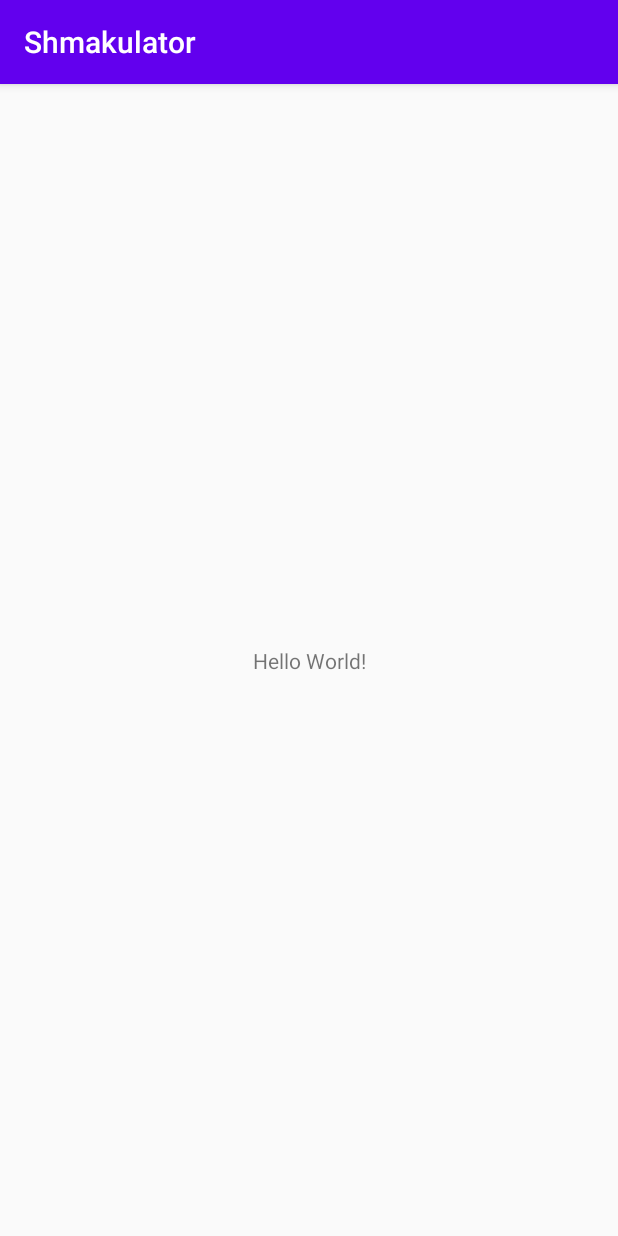
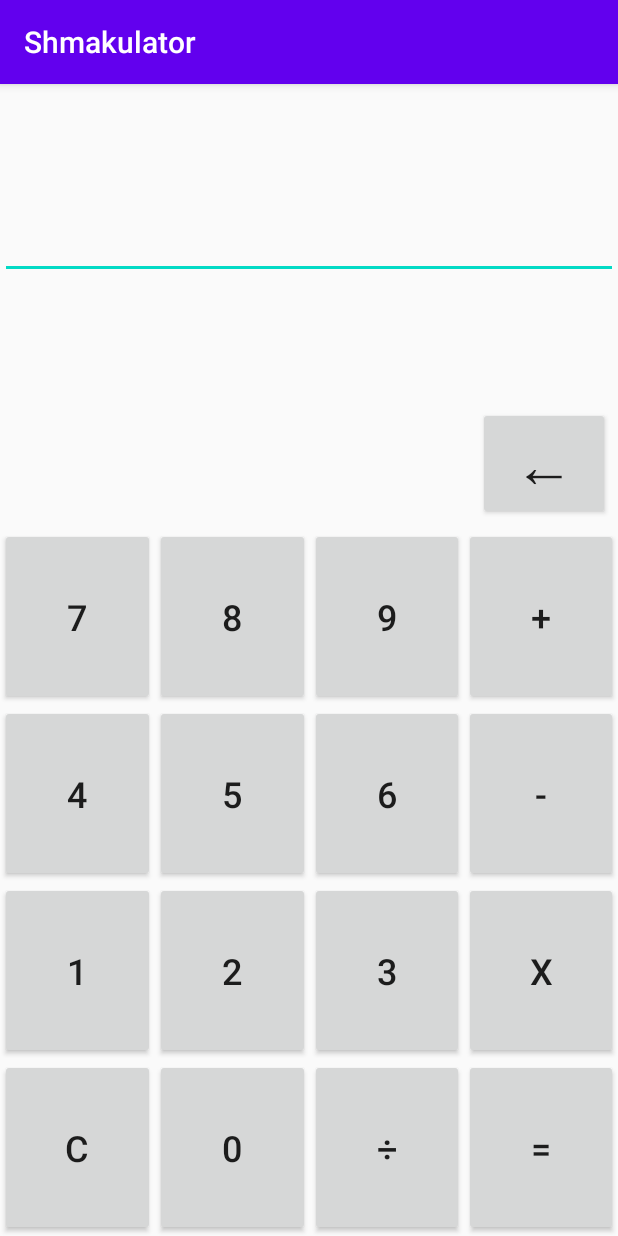
Before and after one commit to NNTC-ISIP-18/MDK-0103, an Android app: the screen it shows after launch (MainActivity), on a phone screen of 412 x 824 dp. Run offline under Robolectric (Android 15) with nearby library versions, the phone set to English and light mode, and no system bars.

Commit message:
Add basic calc layout

```diff
--- a/Shmakulator/app/src/main/java/com/example/shmakulator/MainActivity.java
+++ b/Shmakulator/app/src/main/java/com/example/shmakulator/MainActivity.java
@@ -2,7 +2,13 @@ package com.example.shmakulator;
 
 import androidx.appcompat.app.AppCompatActivity;
 
+import android.media.MediaPlayer;
 import android.os.Bundle;
+import android.view.View;
+import android.widget.Button;
+import android.widget.LinearLayout;
+
+import java.util.ArrayList;
 
 public class MainActivity extends AppCompatActivity {
 
@@ -10,5 +16,17 @@ public class MainActivity extends AppCompatActivity {
     protected void onCreate(Bundle savedInstanceState) {
         super.onCreate(savedInstanceState);
         setContentView(R.layout.activity_main);
+
+        final MediaPlayer mp = MediaPlayer.create(this, R.raw.click);
+        ArrayList<View> allButtons = findViewById(R.id.buttonsContainer).getTouchables();
+        for (View v : allButtons) {
+            Button btn = (Button) v;
+            btn.setOnClickListener(new View.OnClickListener() {
+                @Override
+                public void onClick(View v) {
+                    mp.start();
+                }
+            });
+        }
     }
 }
--- a/Shmakulator/app/src/main/res/layout/activity_main.xml
+++ b/Shmakulator/app/src/main/res/layout/activity_main.xml
@@ -1,18 +1,168 @@
 <?xml version="1.0" encoding="utf-8"?>
-<androidx.constraintlayout.widget.ConstraintLayout xmlns:android="http://schemas.android.com/apk/res/android"
+<LinearLayout xmlns:android="http://schemas.android.com/apk/res/android"
     xmlns:app="http://schemas.android.com/apk/res-auto"
     xmlns:tools="http://schemas.android.com/tools"
     android:layout_width="match_parent"
     android:layout_height="match_parent"
-    tools:context=".MainActivity">
+    android:orientation="vertical"
+    tools:context=".MainActivity"
+    tools:ignore="HardcodedText">
 
-    <TextView
+    <LinearLayout
+        android:layout_width="match_parent"
+        android:layout_height="wrap_content"
+        android:orientation="vertical">
+
+        <EditText
+            android:id="@+id/input_box"
+            android:layout_width="match_parent"
+            android:layout_height="130dp"
+            android:ems="10"
+            android:gravity="end"
+            android:inputType="none"
+            android:paddingTop="50dp"
+            android:textSize="40sp" />
+
+        <TextView
+            android:id="@+id/result_box"
+            android:layout_width="match_parent"
+            android:layout_height="80dp"
+            android:gravity="end"
+            android:textSize="20dp" />
+
+    </LinearLayout>
+
+    <LinearLayout
         android:layout_width="wrap_content"
         android:layout_height="wrap_content"
-        android:text="Hello World!"
-        app:layout_constraintBottom_toBottomOf="parent"
-        app:layout_constraintLeft_toLeftOf="parent"
-        app:layout_constraintRight_toRightOf="parent"
-        app:layout_constraintTop_toTopOf="parent" />
+        android:layout_gravity="end"
+        android:layout_margin="5dp"
+        android:orientation="horizontal">
 
-</androidx.constraintlayout.widget.ConstraintLayout>
+        <Button
+            android:id="@+id/butdelet"
+            android:layout_width="wrap_content"
+            android:layout_height="wrap_content"
+            android:text="←"
+            android:textSize="40sp"/>
+    </LinearLayout>
+
+    <LinearLayout
+        android:id="@+id/buttonsContainer"
+        android:layout_width="match_parent"
+        android:layout_height="match_parent"
+        android:orientation="vertical">
+
+        <LinearLayout
+            android:layout_width="match_parent"
+            android:layout_height="wrap_content"
+            android:layout_weight="1"
+            android:orientation="horizontal">
+
+            <Button
+                android:id="@+id/but7"
+                style="@style/CalcButton"
+                android:text="7" />
+
+            <Button
+                android:id="@+id/but8"
+                style="@style/CalcButton"
+                android:text="8" />
+
+            <Button
+                android:id="@+id/but9"
+                style="@style/CalcButton"
+                android:text="9" />
+
+            <Button
+                android:id="@+id/butadd"
+                style="@style/CalcButton"
+                android:text="+" />
+
+        </LinearLayout>
+
+        <LinearLayout
+            android:layout_width="match_parent"
+            android:layout_height="wrap_content"
+            android:layout_weight="1"
+            android:orientation="horizontal">
+
+            <Button
+                android:id="@+id/but4"
+                style="@style/CalcButton"
+                android:text="4" />
+
+            <Button
+                android:id="@+id/but5"
+                style="@style/CalcButton"
+                android:text="5" />
+
+            <Button
+                android:id="@+id/but6"
+                style="@style/CalcButton"
+                android:text="6" />
+
+            <Button
+                android:id="@+id/butmin"
+                style="@style/CalcButton"
+                android:text="-" />
+
+        </LinearLayout>
+
+        <LinearLayout
+            android:layout_width="match_parent"
+            android:layout_height="wrap_content"
+            android:layout_weight="1"
+            android:orientation="horizontal">
+
+            <Button
+                android:id="@+id/but1"
+                style="@style/CalcButton"
+                android:text="1" />
+
+            <Button
+                android:id="@+id/but2"
+                style="@style/CalcButton"
+                android:text="2" />
+
+            <Button
+                android:id="@+id/but3"
+                style="@style/CalcButton"
+                android:text="3" />
+
+            <Button
+                android:id="@+id/butmul"
+                style="@style/CalcButton"
+                android:text="x" />
+
+        </LinearLayout>
+
+        <LinearLayout
+            android:layout_width="match_parent"
+            android:layout_height="wrap_content"
+            android:layout_weight="1"
+            android:orientation="horizontal">
+
+            <Button
+                android:id="@+id/butclear"
+                style="@style/CalcButton"
+                android:text="C" />
+
+            <Button
+                android:id="@+id/butzero"
+                style="@style/CalcButton"
+                android:text="0" />
+
+            <Button
+                android:id="@+id/butdiv"
+                style="@style/CalcButton"
+                android:text="\u00F7" />
+
+            <Button
+                android:id="@+id/butequal"
+                style="@style/CalcButton"
+                android:text="=" />
+
+        </LinearLayout>
+    </LinearLayout>
+</LinearLayout>
--- a/Shmakulator/app/src/main/res/values/styles.xml
+++ b/Shmakulator/app/src/main/res/values/styles.xml
@@ -8,4 +8,11 @@
         <item name="colorAccent">@color/colorAccent</item>
     </style>
 
+    <style name="CalcButton">
+        <item name="android:layout_width">match_parent</item>
+        <item name="android:layout_height">match_parent</item>
+        <item name="android:layout_weight">1</item>
+        <item name="android:textSize">24sp</item>
+    </style>
+
 </resources>
```
Also changed, not shown: Shmakulator/app/src/main/res/drawable/backspace.png (added), 1 other file.
